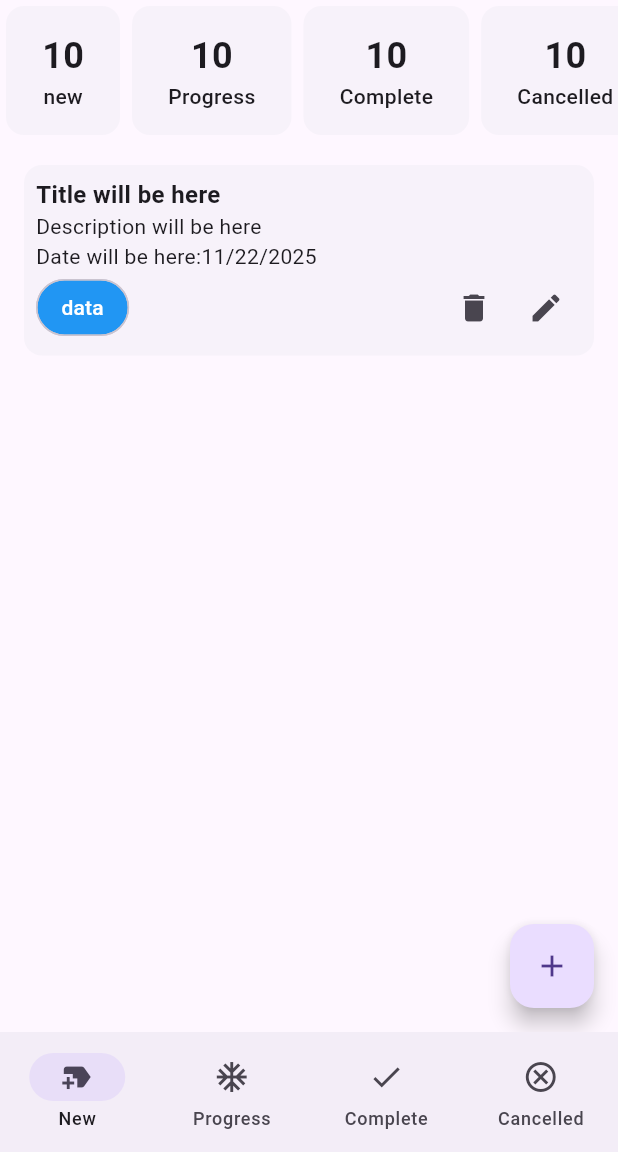
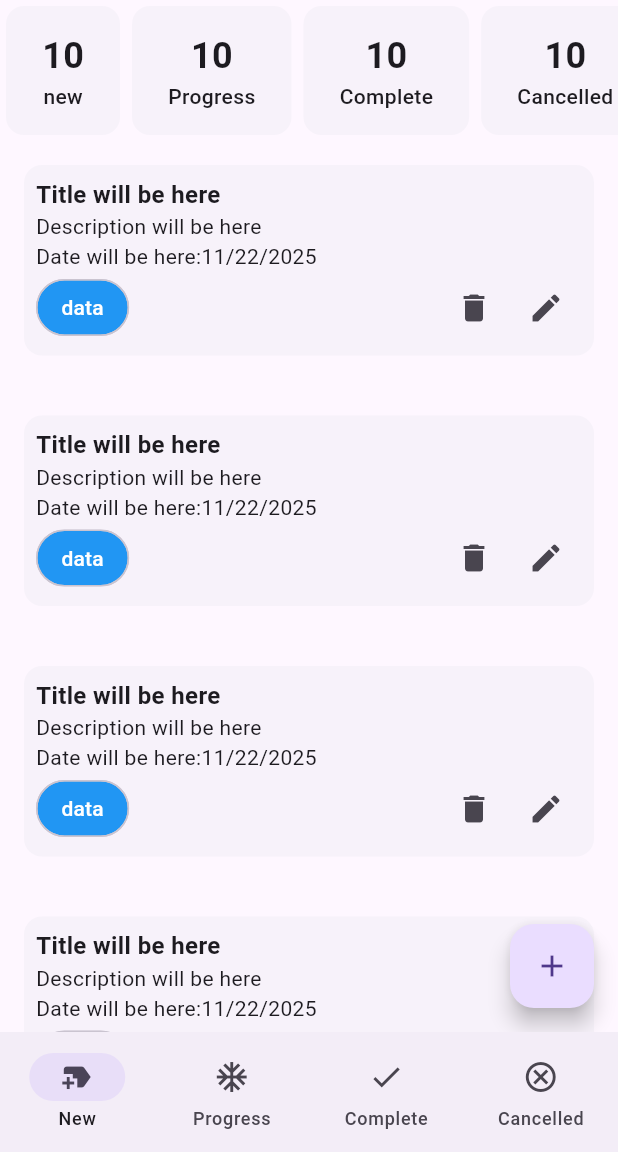
Before and after one commit to takiul-sumon/task_management_api, a Flutter app: the MainBottomNavScrean screen opened directly, on a phone screen of 412 x 824 dp, the part 84-1236 px from its top. Run offline on Flutter 3.47's test engine with Material 3 defaults, Android fonts, the phone set to English and light mode, and no system bars; our stand-ins replace flutter_svg, pin_code_fields.

Commit message:
Status Screan

```diff
--- a/lib/ui/screans/NewTaskScrean.dart
+++ b/lib/ui/screans/NewTaskScrean.dart
@@ -1,4 +1,6 @@
 import 'package:flutter/material.dart';
+import 'package:task_management_api/ui/screans/add_new_task_screan.dart';
+import 'package:task_management_api/ui/screans/task_card.dart';
 import 'package:task_management_api/ui/widget/summary_card.dart';
 
 class NewTaskScrean extends StatefulWidget {
@@ -12,15 +14,35 @@ class _NewTaskScreanState extends State<NewTaskScrean> {
   @override
   Widget build(BuildContext context) {
     return Scaffold(
-      body: Column(
-        children: [
-          buildSummarySection(),
-          TaskCard(),
-        ],
+      body: SingleChildScrollView(
+        child: Column(
+          children: [
+            buildSummarySection(),
+            ListView.separated(
+              shrinkWrap: true,
+              primary: false,
+              itemBuilder: (context, index) {
+                return TaskCard(task: Taskstatus.snew);
+              },
+              separatorBuilder: (context, index) => SizedBox(height: 8),
+              itemCount: 6,
+            ),
+          ],
+        ),
       ),
       floatingActionButton: FloatingActionButton(
-        onPressed: () {},
+        onPressed: onTapAddNewtask,
         child: Icon(Icons.add),
+      ),
+    );
+  }
+
+  onTapAddNewtask() {
+    Navigator.of(context).push(
+      MaterialPageRoute(
+        builder: (context) {
+          return AddNewTaskScrean();
+        },
       ),
     );
   }
@@ -39,48 +61,3 @@ class _NewTaskScreanState extends State<NewTaskScrean> {
     );
   }
 }
-
-class TaskCard extends StatelessWidget {
-  const TaskCard({
-    super.key,
-  });
-
-  @override
-  Widget build(BuildContext context) {
-    return Card(
-      elevation: 0,
-      margin: EdgeInsets.all(16),
-      child: Padding(
-        padding: const EdgeInsets.symmetric(horizontal: 8, vertical: 8),
-        child: Column(
-          crossAxisAlignment: CrossAxisAlignment.start,
-          children: [
-            Text(
-              'Title will be here',
-              style: TextStyle(fontSize: 16, fontWeight: FontWeight.bold),
-            ),
-            Text('Description will be here'),
-            Text('Date will be here:11/22/2025'),
-            Row(
-              children: [
-                Chip(
-                  label: Text(
-                    'data',
-                    style: TextStyle(color: Colors.white),
-                  ),
-                  shape: RoundedRectangleBorder(
-                    borderRadius: BorderRadius.circular(50),
-                  ),
-                  backgroundColor: Colors.blue,
-                ),
-                Spacer(),
-                IconButton(onPressed: () {}, icon: Icon(Icons.delete)),
-                IconButton(onPressed: () {}, icon: Icon(Icons.edit)),
-              ],
-            ),
-          ],
-        ),
-      ),
-    );
-  }
-}
--- a/lib/ui/screans/main_bottom_nav_screan.dart
+++ b/lib/ui/screans/main_bottom_nav_screan.dart
@@ -1,5 +1,8 @@
 import 'package:flutter/material.dart';
 import 'package:task_management_api/ui/screans/NewTaskScrean.dart';
+import 'package:task_management_api/ui/screans/cancelling_task_screan.dart';
+import 'package:task_management_api/ui/screans/complete_task_screan.dart';
+import 'package:task_management_api/ui/screans/progress_task_screan.dart';
 import 'package:task_management_api/ui/widget/tm_app_bar.dart';
 
 class MainBottomNavScrean extends StatefulWidget {
@@ -13,10 +16,11 @@ class _MainBottomNavScreanState extends State<MainBottomNavScrean> {
   int _selected_index = 0;
   final List<Widget> _screans = [
     NewTaskScrean(),
-    NewTaskScrean(),
-    NewTaskScrean(),
-    NewTaskScrean(),
+    ProgressTaskScrean(),
+    CompleteTaskScrean(),
+    CancelTaskScrean(),
   ];
+
 
   @override
   Widget build(BuildContext context) {
--- /dev/null
+++ b/lib/ui/screans/task_card.dart
@@ -0,0 +1,57 @@
+import 'package:flutter/material.dart';
+
+enum Taskstatus { snew, progress, complete, cancle }
+
+class TaskCard extends StatelessWidget {
+  const TaskCard({super.key, required this.task});
+  final Taskstatus task;
+  @override
+  Widget build(BuildContext context) {
+    return Card(
+      elevation: 0,
+      margin: EdgeInsets.all(16),
+      child: Padding(
+        padding: const EdgeInsets.symmetric(horizontal: 8, vertical: 8),
+        child: Column(
+          crossAxisAlignment: CrossAxisAlignment.start,
+          children: [
+            Text(
+              'Title will be here',
+              style: TextStyle(fontSize: 16, fontWeight: FontWeight.bold),
+            ),
+            Text('Description will be here'),
+            Text('Date will be here:11/22/2025'),
+            Row(
+              children: [
+                Chip(
+                  label: Text('data', style: TextStyle(color: Colors.white)),
+                  shape: RoundedRectangleBorder(
+                    borderRadius: BorderRadius.circular(50),
+                  ),
+                  backgroundColor: chooseColor(),
+                ),
+                Spacer(),
+                IconButton(onPressed: () {}, icon: Icon(Icons.delete)),
+                IconButton(onPressed: () {}, icon: Icon(Icons.edit)),
+              ],
+            ),
+          ],
+        ),
+      ),
+    );
+  }
+
+  Color chooseColor() {
+    if (task == Taskstatus.snew) {
+      return Colors.blue;
+    } else if (task == Taskstatus.progress) {
+      return Colors.red;
+    } else if (task == Taskstatus.complete) {
+      return Colors.orange;
+    } else if (task == Taskstatus.cancle) {
+      return Colors.green;
+    } else {
+      return Colors.transparent;
+    }
+  }
+}
```
Also changed, not shown: lib/ui/screans/add_new_task_screan.dart (added, +20 -0 lines), lib/ui/screans/cancelling_task_screan.dart (added, +41 -0 lines), lib/ui/screans/complete_task_screan.dart (added, +41 -0 lines), lib/ui/screans/progress_task_screan.dart (added, +41 -0 lines).
